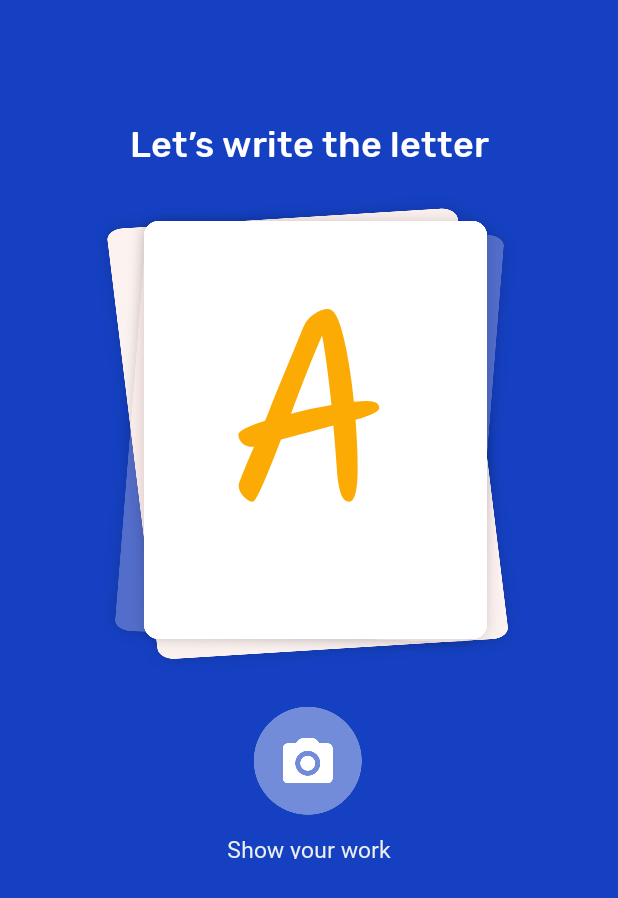
After one commit to vitabr/Ottie, an Android app: the layout layout_letter_play.xml on its own in the app's theme, with its tools: preview values and no code run, on a phone screen of 412 x 824 dp. The commit adds this screen. Shown: the top 898 px of the screen. Run offline under Robolectric (Android 15) with nearby library versions, the phone set to English and light mode, and no system bars.

Commit message:
Andrey: PlayActivity XML added

```diff
--- a/app/src/main/java/restforyou/com/tofsologia/activities/PlayActivity.java
+++ b/app/src/main/java/restforyou/com/tofsologia/activities/PlayActivity.java
@@ -163,7 +163,7 @@ public class PlayActivity extends AppCompatActivity implements Constants {
     }
 
     private void processTextRecognitionResult(FirebaseVisionText texts) {
-        findViewById(R.id.progress_bar).setVisibility(View.INVISIBLE);
+       findViewById(R.id.progress_bar).setVisibility(View.INVISIBLE);
         String foundText = foundTexts.toLowerCase(); //texts.getText();
         String expectedText = (mode.equals(MODE_LETTER)) ? letters[index] : words[index];
         expectedText = expectedText.toLowerCase();
--- /dev/null
+++ b/app/src/main/res/layout/layout_letter_play.xml
@@ -0,0 +1,99 @@
+<?xml version="1.0" encoding="utf-8"?>
+<android.support.constraint.ConstraintLayout xmlns:android="http://schemas.android.com/apk/res/android"
+    xmlns:app="http://schemas.android.com/apk/res-auto"
+    xmlns:tools="http://schemas.android.com/tools"
+    android:layout_width="match_parent"
+    android:layout_height="match_parent"
+    tools:context=".activities.PlayActivity"
+    android:background="@color/play_bg_color"
+    >
+
+    <View
+        android:id="@+id/background"
+        android:layout_width="286dp"
+        android:layout_height="320dp"
+        android:layout_marginEnd="8dp"
+        android:background="@drawable/letter_bg"
+        app:layout_constraintEnd_toEndOf="@+id/container"
+        app:layout_constraintHorizontal_bias="0.529"
+        app:layout_constraintStart_toStartOf="@+id/container"
+        app:layout_constraintTop_toTopOf="@+id/container"
+        app:layout_constraintBottom_toBottomOf="@+id/container"
+        tools:layout_editor_absoluteY="205dp">
+
+    </View>
+
+    <ImageView
+        android:id="@+id/iv_start_camera"
+        android:layout_width="wrap_content"
+        android:layout_height="wrap_content"
+        android:layout_marginStart="8dp"
+        android:layout_marginTop="30dp"
+        android:layout_marginEnd="8dp"
+        android:onClick="dispatchTakePictureIntent"
+        app:layout_constraintEnd_toEndOf="parent"
+        app:layout_constraintHorizontal_bias="0.498"
+        app:layout_constraintStart_toStartOf="parent"
+        app:layout_constraintTop_toBottomOf="@+id/container"
+        app:srcCompat="@drawable/ic_camera_nurmal" />
+
+    <TextView
+        android:id="@+id/container"
+        android:layout_width="match_parent"
+        android:layout_height="wrap_content"
+        android:layout_marginStart="8dp"
+        android:layout_marginTop="25dp"
+        android:layout_marginEnd="8dp"
+        android:fontFamily="@font/kalam"
+        android:gravity="center"
+        android:padding="8dp"
+        android:text="@string/word_from_container"
+        android:textColor="#fbab03"
+        android:textSize="180sp"
+        app:layout_constraintEnd_toEndOf="parent"
+        app:layout_constraintStart_toStartOf="parent"
+        app:layout_constraintTop_toBottomOf="@+id/playTitle" />
+
+    <TextView
+        android:id="@+id/camera_btn_hint"
+        android:layout_width="wrap_content"
+        android:layout_height="17dp"
+        android:layout_marginStart="8dp"
+        android:layout_marginTop="12dp"
+        android:layout_marginEnd="8dp"
+        android:fontFamily="@font/roboto"
+        android:text="Show your work"
+        android:textColor="@color/colorAccent"
+        android:textSize="15sp"
+        app:layout_constraintEnd_toEndOf="parent"
+        app:layout_constraintStart_toStartOf="parent"
+        app:layout_constraintTop_toBottomOf="@+id/iv_start_camera" />
+
+    <ImageView
+        android:id="@+id/ic_back"
+        android:layout_width="24dp"
+        android:layout_height="24dp"
+        android:layout_marginStart="16dp"
+        android:layout_marginTop="40dp"
+        android:padding="16dp"
+        app:layout_constraintStart_toStartOf="parent"
+        app:layout_constraintTop_toTopOf="parent"
+        app:srcCompat="@drawable/ic_back" />
+
+    <TextView
+        android:id="@+id/playTitle"
+        android:layout_width="wrap_content"
+        android:layout_height="wrap_content"
+        android:layout_marginStart="61dp"
+        android:layout_marginTop="82dp"
+        android:layout_marginEnd="61dp"
+        android:gravity="center_horizontal"
+        android:textColor="#ffffff"
+        android:fontFamily="@font/rubik_medium"
+        android:textSize="24sp"
+        app:layout_constraintEnd_toEndOf="parent"
+        app:layout_constraintStart_toStartOf="parent"
+        app:layout_constraintTop_toTopOf="parent"
+        tools:text="Let’s write the letter" />
+
+</android.support.constraint.ConstraintLayout>
--- a/app/src/main/res/layout/wait.xml
+++ b/app/src/main/res/layout/wait.xml
@@ -2,7 +2,6 @@
 <android.support.constraint.ConstraintLayout
     xmlns:android="http://schemas.android.com/apk/res/android"
     xmlns:app="http://schemas.android.com/apk/res-auto"
-    xmlns:tools="http://schemas.android.com/tools"
     android:layout_width="match_parent"
     android:background="#99000000"
     android:layout_height="match_parent">
--- a/app/src/main/res/values/colors.xml
+++ b/app/src/main/res/values/colors.xml
@@ -6,5 +6,6 @@
     <color name="colorAccent">#eceff1</color>
     <color name="colorLilac">#AD1457</color>
     <color name="colorBtnBackground">#eceff1</color>
+    <color name="play_bg_color">#1540c1</color>
 
 </resources>
```
Also changed, not shown: app/src/main/res/layout/activity_play.xml (+33 -105 lines), app/src/main/res/drawable-hdpi/ic_back.png (added), app/src/main/res/drawable-mdpi/ic_back.png (added), app/src/main/res/drawable-xhdpi/ic_back.png (added), app/src/main/res/drawable-xxhdpi/ic_back.png (added), app/src/main/res/drawable-xxxhdpi/ic_back.png (added), app/src/main/res/font/roboto.ttf (added).
